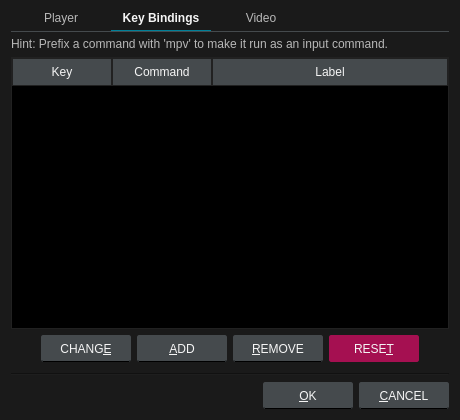
u8sand/Baka-MPlayer, file src/ui/preferencesdialog.ui: the form before one commit.
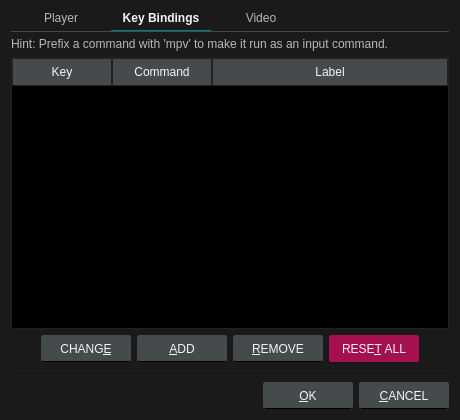
The form after the commit. The open tabs and pages were chosen to show the change. Icons and pictures are not drawn.

Commit message: preferencesdialog.ui: clarify Reset All action

What changed in the file:
```diff
--- a/src/ui/preferencesdialog.ui
+++ b/src/ui/preferencesdialog.ui
@@ -541,7 +541,7 @@
 }</string>
            </property>
            <property name="text">
-            <string>RESE&amp;T</string>
+            <string>RESE&amp;T ALL</string>
            </property>
           </widget>
          </item>
```
The commit also changes 1 other file.
